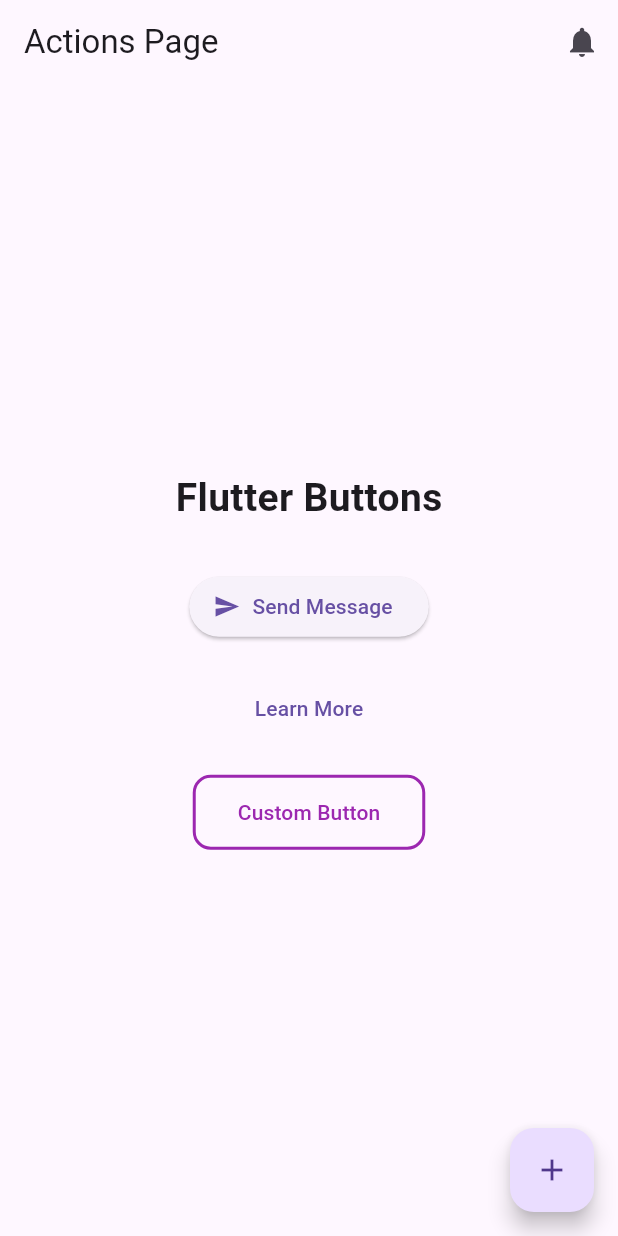
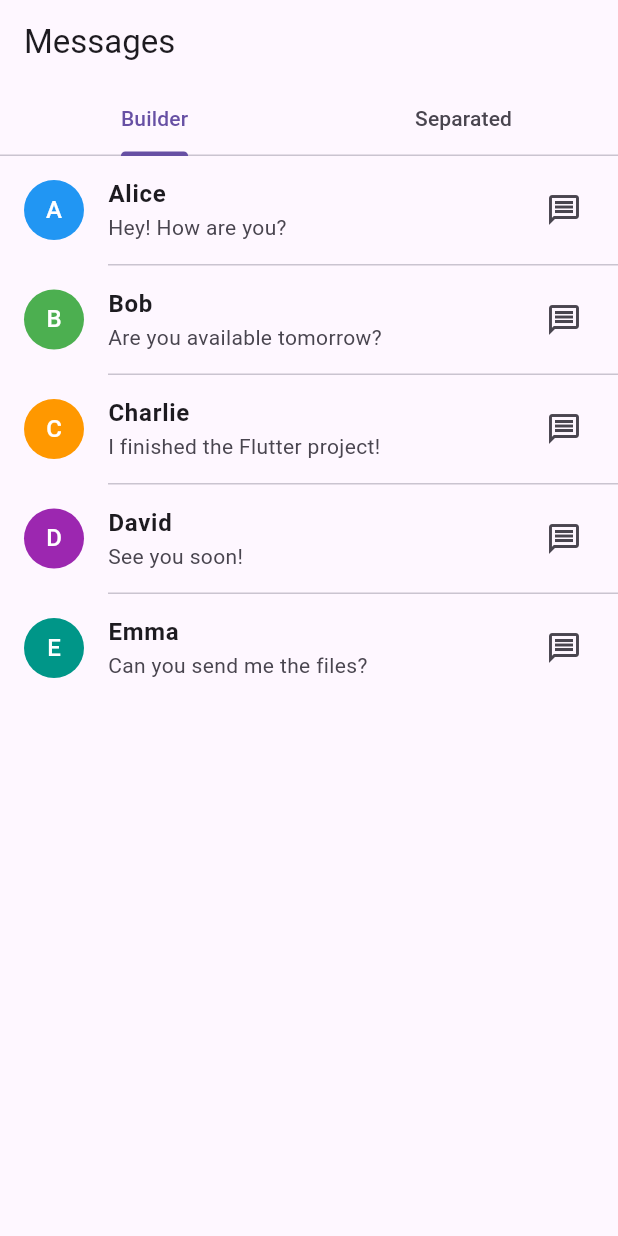
Before and after one commit to AlexTng44000/tp_flutter, a Flutter app: the screen it shows after launch, on a phone screen of 412 x 824 dp. Run offline on Flutter 3.47's test engine with Material 3 defaults, Android fonts, the phone set to English and light mode, and no system bars.

Commit message:
feat: added message lists with builder & separator

```diff
--- a/lib/main.dart
+++ b/lib/main.dart
@@ -1,6 +1,6 @@
 
 import 'package:flutter/material.dart';
-import 'widgets/actions_page.dart';
+import 'widgets/messages_page.dart';
 
 void main() {
   runApp(const MyApp());
@@ -12,7 +12,7 @@
   @override
   Widget build(BuildContext context) {
     return MaterialApp(
-      home: ActionsPage(),
+      home: MessagesPage(),
     );
   }
 }
--- /dev/null
+++ b/lib/widgets/messages_page.dart
@@ -0,0 +1,130 @@
+
+import 'package:flutter/material.dart';
+
+// Message data model
+class ChatMessage {
+  final String sender;
+  final String preview;
+  final Color avatarColor;
+
+  const ChatMessage({
+    required this.sender,
+    required this.preview,
+    required this.avatarColor,
+  });
+}
+
+class MessagesPage extends StatelessWidget {
+  const MessagesPage({super.key});
+
+  // List of messages
+  static const List<ChatMessage> messages = [
+    ChatMessage(
+      sender: 'Alice',
+      preview: 'Hey! How are you?',
+      avatarColor: Colors.blue,
+    ),
+    ChatMessage(
+      sender: 'Bob',
+      preview: 'Are you available tomorrow?',
+      avatarColor: Colors.green,
+    ),
+    ChatMessage(
+      sender: 'Charlie',
+      preview: 'I finished the Flutter project!',
+      avatarColor: Colors.orange,
+    ),
+    ChatMessage(
+      sender: 'David',
+      preview: 'See you soon!',
+      avatarColor: Colors.purple,
+    ),
+    ChatMessage(
+      sender: 'Emma',
+      preview: 'Can you send me the files?',
+      avatarColor: Colors.teal,
+    ),
+  ];
+
+  // Build a message item
+  Widget buildMessageTile(ChatMessage message) {
+    return ListTile(
+      leading: CircleAvatar(
+        backgroundColor: message.avatarColor,
+        child: Text(
+          message.sender[0],
+          style: const TextStyle(color: Colors.white),
+        ),
+      ),
+      title: Text(
+        message.sender,
+        style: const TextStyle(
+          fontWeight: FontWeight.bold,
+        ),
+      ),
+      subtitle: Text(
+        message.preview,
+        maxLines: 1,
+        overflow: TextOverflow.ellipsis,
+      ),
+      trailing: const Icon(Icons.message_outlined),
+    );
+  }
+
+  @override
+  Widget build(BuildContext context) {
+    return DefaultTabController(
+      length: 2,
+      child: Scaffold(
+        appBar: AppBar(
+          title: const Text('Messages'),
+          bottom: const TabBar(
+            tabs: [
+              Tab(text: 'Builder'),
+              Tab(text: 'Separated'),
+            ],
+          ),
+        ),
+
+        body: TabBarView(
+          children: [
+            // PART 1 - ListView.builder with Divider
+            ListView.builder(
+              itemCount: messages.length,
+              itemBuilder: (context, index) {
+                return Column(
+                  children: [
+                    buildMessageTile(messages[index]),
+
+                    // Add a divider between messages
+                    if (index < messages.length - 1)
+                      const Divider(
+                        height: 1,
+                        indent: 72,
+                      ),
+                  ],
+                );
+              },
+            ),
+
+            // PART 2 - ListView.separated
+            ListView.separated(
+              itemCount: messages.length,
+
+              itemBuilder: (context, index) {
+                return buildMessageTile(messages[index]);
+              },
+
+              separatorBuilder: (context, index) {
+                return const Divider(
+                  height: 1,
+                  indent: 72,
+                );
+              },
+            ),
+          ],
+        ),
+      ),
+    );
+  }
+}
```
